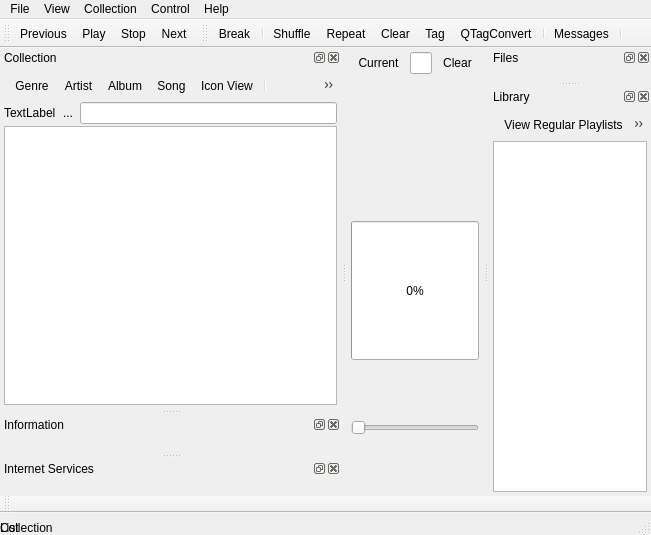
This is src/cuberok.ui in DrMoriarty/cuberok as Qt 5 draws it before an edit. The edited form follows.
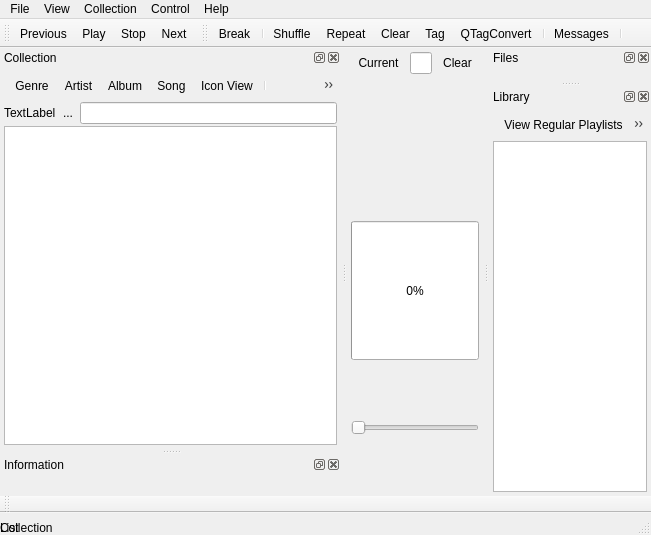
This is the edited form. Icons and pictures are not drawn. Custom widgets are drawn as their Qt base class.

What changed in the file:
```diff
--- a/src/cuberok.ui
+++ b/src/cuberok.ui
@@ -745,7 +745,7 @@
     <bool>false</bool>
    </attribute>
   </widget>
-  <widget class="QDockWidget" name="dockWidget">
+  <!--widget class="QDockWidget" name="dockWidget">
    <property name="windowTitle">
     <string>Internet Services</string>
    </property>
@@ -765,7 +765,7 @@
      </item>
     </layout>
    </widget>
-  </widget>
+  </widget-->
   <action name="actionAbout">
    <property name="icon">
     <iconset resource="resource.qrc">
```
